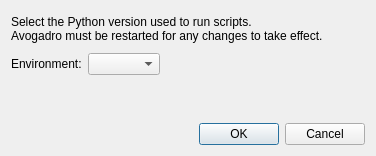
Above: avogadro/qtplugins/configurepython/configurepythondialog.ui from OpenChemistry/avogadrolibs before the change. Below: the same form after it.
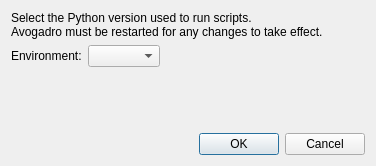
That is the form after the change. Custom widgets are drawn as their Qt base class.

Diff of the .ui file:
```diff
--- a/avogadro/qtplugins/configurepython/configurepythondialog.ui
+++ b/avogadro/qtplugins/configurepython/configurepythondialog.ui
@@ -7,7 +7,7 @@
     <x>0</x>
     <y>0</y>
     <width>376</width>
-    <height>156</height>
+    <height>166</height>
    </rect>
   </property>
   <property name="sizePolicy">
@@ -62,6 +62,19 @@
      </property>
     </widget>
    </item>
+   <item>
+    <spacer name="verticalSpacer">
+     <property name="orientation">
+      <enum>Qt::Vertical</enum>
+     </property>
+     <property name="sizeHint" stdset="0">
+      <size>
+       <width>20</width>
+       <height>0</height>
+      </size>
+     </property>
+    </spacer>
+   </item>
    <item>
     <widget class="QDialogButtonBox" name="buttonBox">
      <property name="orientation">
```
Left out of the diff: 4 changed lines with no effect on the pictures.
